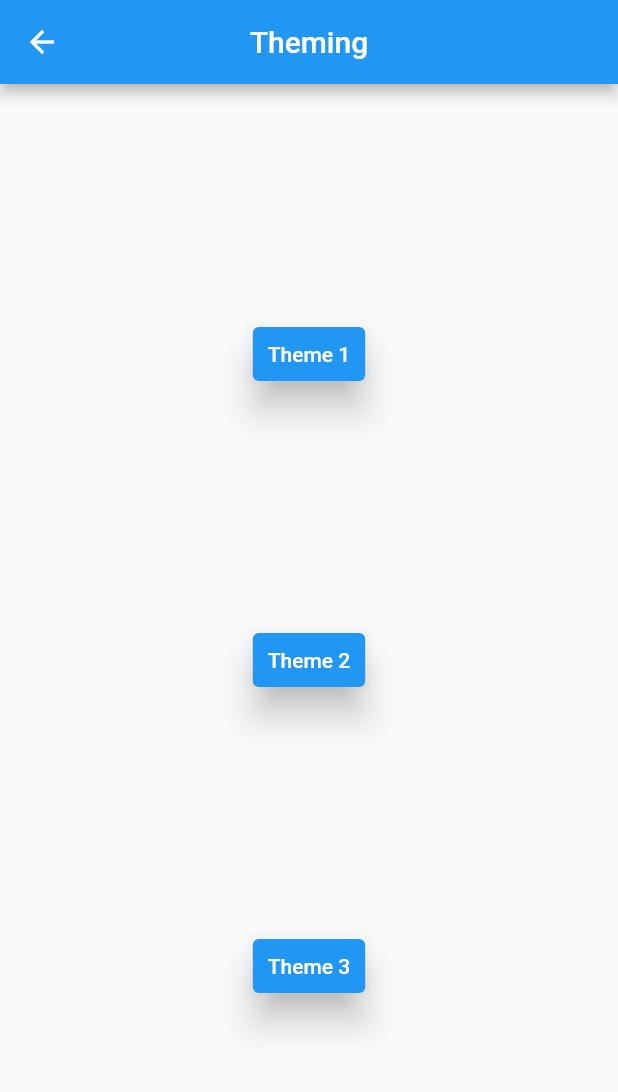
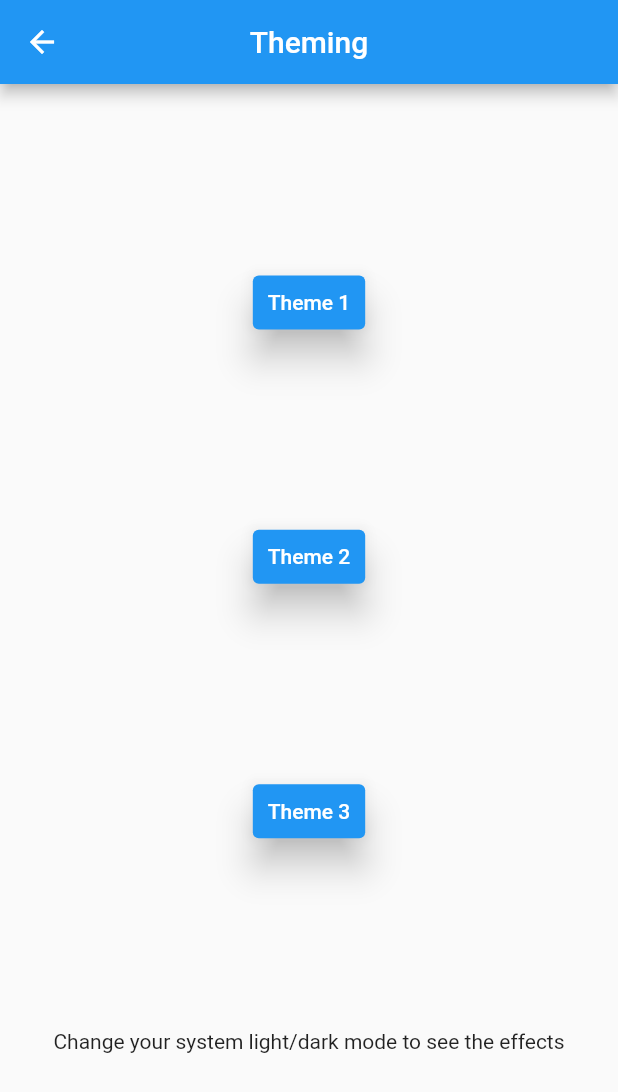
Before and after one commit to JCuadrado101/flutter_templates, a Flutter app: the screen it shows after launch, after a tap on "Theming", on a phone screen of 412 x 824 dp. Shown: the top 1092 px of the screen. Run offline on Flutter 3.47's test engine with Material 2 defaults, Android fonts, the phone set to English and light mode, and no system bars; our stand-ins replace appwrite, flutter_dotenv, flutter_riverpod, go_router, lottie.

Commit message:
light and dark theme

```diff
--- a/lib/main.dart
+++ b/lib/main.dart
@@ -2,7 +2,8 @@ import 'package:flutter/material.dart';
 import 'package:flutter_dotenv/flutter_dotenv.dart';
 import 'package:flutter_templates/service/routes/gorouter.dart';
 import 'package:flutter_templates/templates/authentication/service/appwrite/appwrite_service.dart';
-import 'package:flutter_templates/templates/theming/theme.dart';
+import 'package:flutter_templates/templates/theming/theme_dark.dart';
+import 'package:flutter_templates/templates/theming/theme_light.dart';
 import 'package:go_router/go_router.dart';
 import 'package:flutter_riverpod/flutter_riverpod.dart';
 
@@ -31,9 +32,15 @@ class MyApp extends ConsumerWidget {
           routeInformationParser: _router.routeInformationParser,
           routerDelegate: _router.routerDelegate,
           title: 'Templates',
-            theme: colorIndex == 0 ? buildThemeData1() :
-          colorIndex == 1 ? buildThemeData2() :
-          buildThemeData3(),
+            theme:
+            colorIndex == 0 ? buildThemeLight1() :
+            colorIndex == 1 ? buildThemeLight2() :
+            buildThemeLight3(),
+          darkTheme:
+            colorIndex == 0 ? buildThemeDark1() :
+            colorIndex == 1 ? buildThemeDark2() :
+            buildThemeDark3(),
+          themeMode: ThemeMode.system,
         );
       },
     );
--- a/lib/templates/theming/theme_change.dart
+++ b/lib/templates/theming/theme_change.dart
@@ -27,6 +27,7 @@ class Theming extends ConsumerWidget {
               onPressed: () => ref.read(colorProvider.state).state = 2,
               child: const Text('Theme 3'),
             ),
+            Text('Change your system light/dark mode to see the effects')
           ],
         ),
       ),
--- a/lib/templates/theming/theme.dart
+++ b/lib/templates/theming/theme_dark.dart
@@ -1,7 +1,8 @@
 import 'package:flutter/material.dart';
 
-ThemeData buildThemeData1() {
+ThemeData buildThemeDark1() {
   return ThemeData(
+    brightness: Brightness.dark,
     primarySwatch: Colors.blue,
     primaryColor: Colors.yellow,
     primaryColorDark: Colors.green,
@@ -34,8 +35,9 @@ ThemeData buildThemeData1() {
 }
 
 
-ThemeData buildThemeData2() {
+ThemeData buildThemeDark2() {
   return ThemeData(
+    brightness: Brightness.dark,
     primarySwatch: Colors.green,
     primaryColor: Colors.deepPurpleAccent,
     primaryColorDark: Colors.green,
@@ -68,8 +70,9 @@ ThemeData buildThemeData2() {
 }
 
 
-ThemeData buildThemeData3() {
+ThemeData buildThemeDark3() {
   return ThemeData(
+    brightness: Brightness.dark,
     primarySwatch: Colors.red,
     primaryColor: Colors.white,
     primaryColorDark: Colors.white,
@@ -95,7 +98,7 @@ ThemeData buildThemeData3() {
     ).headline6,
       centerTitle: true,
       iconTheme: const IconThemeData(
-        color: Colors.green,
+        color: Colors.white,
       ),
     ),
   );
--- /dev/null
+++ b/lib/templates/theming/theme_light.dart
@@ -0,0 +1,105 @@
+import 'package:flutter/material.dart';
+
+ThemeData buildThemeLight1() {
+  return ThemeData(
+    brightness: Brightness.light,
+    primarySwatch: Colors.blue,
+    primaryColor: Colors.yellow,
+    primaryColorDark: Colors.green,
+    primaryColorLight: Colors.red,
+    elevatedButtonTheme: ElevatedButtonThemeData(
+      style: ButtonStyle(
+        backgroundColor: MaterialStateProperty.all<Color>(Colors.blue),
+        elevation: MaterialStateProperty.all<double>(10),
+        padding: MaterialStateProperty.all<EdgeInsets>(const EdgeInsets.all(10)),
+      ),
+    ),
+    appBarTheme: AppBarTheme(
+      color: Colors.blue, toolbarTextStyle: const TextTheme(
+        subtitle1: TextStyle(
+          color: Colors.white,
+          fontSize: 20.0,
+        ),
+      ).bodyText2, titleTextStyle: const TextTheme(
+        subtitle1: TextStyle(
+          color: Colors.white,
+          fontSize: 20.0,
+        ),
+      ).headline6,
+      centerTitle: true,
+      iconTheme: const IconThemeData(
+        color: Colors.white,
+      ),
+    ),
+  );
+}
+
+
+ThemeData buildThemeLight2() {
+  return ThemeData(
+    brightness: Brightness.light,
+    primarySwatch: Colors.green,
+    primaryColor: Colors.deepPurpleAccent,
+    primaryColorDark: Colors.green,
+    primaryColorLight: Colors.red,
+    elevatedButtonTheme: ElevatedButtonThemeData(
+      style: ButtonStyle(
+        backgroundColor: MaterialStateProperty.all<Color>(Colors.pink),
+        elevation: MaterialStateProperty.all<double>(10),
+        padding: MaterialStateProperty.all<EdgeInsets>(const EdgeInsets.all(25)),
+      ),
+    ),
+    appBarTheme: AppBarTheme(
+      color: Colors.amber, toolbarTextStyle: const TextTheme(
+      subtitle1: TextStyle(
+        color: Colors.white,
+        fontSize: 20.0,
+      ),
+    ).bodyText2, titleTextStyle: const TextTheme(
+      subtitle1: TextStyle(
+        color: Colors.white,
+        fontSize: 20.0,
+      ),
+    ).headline6,
+      centerTitle: true,
+      iconTheme: const IconThemeData(
+        color: Colors.pink,
+      ),
+    ),
+  );
+}
+
+
+ThemeData buildThemeLight3() {
+  return ThemeData(
+    brightness: Brightness.light,
+    primarySwatch: Colors.red,
+    primaryColor: Colors.white,
+    primaryColorDark: Colors.white,
+    primaryColorLight: Colors.red,
+    elevatedButtonTheme: ElevatedButtonThemeData(
+      style: ButtonStyle(
+        backgroundColor: MaterialStateProperty.all<Color>(Colors.orange),
+        elevation: MaterialStateProperty.all<double>(30),
+        padding: MaterialStateProperty.all<EdgeInsets>(const EdgeInsets.all(50)),
+      ),
+    ),
+    appBarTheme: AppBarTheme(
+      color: Colors.grey, toolbarTextStyle: const TextTheme(
+      subtitle1: TextStyle(
+        color: Colors.white,
+        fontSize: 20.0,
+      ),
+    ).bodyText2, titleTextStyle: const TextTheme(
+      subtitle1: TextStyle(
+        color: Colors.white,
+        fontSize: 20.0,
+      ),
+    ).headline6,
+      centerTitle: true,
+      iconTheme: const IconThemeData(
+        color: Colors.white,
+      ),
+    ),
+  );
+}
```
Lines whose indentation alone changed are shown as unchanged.
